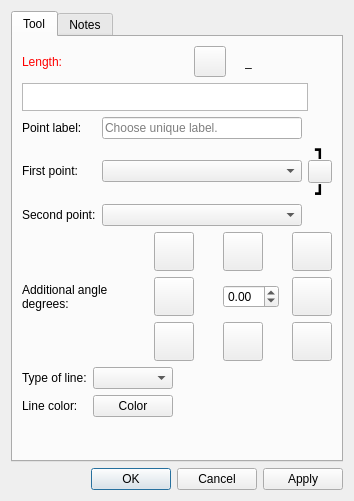
equinox-patterns/Ostara, file src/libs/vtools/dialogs/tools/dialognormal.ui: the form before one commit.
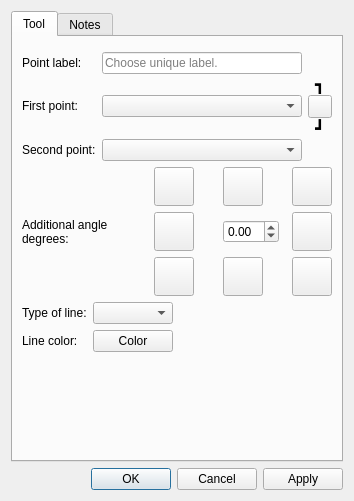
The form after the commit. Icons and pictures are not drawn. Custom widgets are drawn as their Qt base class.

Commit message: Étape 0b — FormulaInputWidget : factorisation des champs formule dans 20 dialogues

```diff
--- a/src/libs/vtools/dialogs/tools/dialognormal.ui
+++ b/src/libs/vtools/dialogs/tools/dialognormal.ui
@@ -32,183 +32,7 @@
       </attribute>
       <layout class="QVBoxLayout" name="verticalLayout">
        <item>
-        <layout class="QHBoxLayout" name="horizontalLayout">
-         <item alignment="Qt::AlignmentFlag::AlignLeft">
-          <widget class="QLabel" name="labelEditFormula">
-           <property name="sizePolicy">
-            <sizepolicy hsizetype="Fixed" vsizetype="Preferred">
-             <horstretch>0</horstretch>
-             <verstretch>0</verstretch>
-            </sizepolicy>
-           </property>
-           <property name="palette">
-            <palette>
-             <active>
-              <colorrole role="WindowText">
-               <brush brushstyle="SolidPattern">
-                <color alpha="255">
-                 <red>255</red>
-                 <green>0</green>
-                 <blue>0</blue>
-                </color>
-               </brush>
-              </colorrole>
-             </active>
-             <inactive>
-              <colorrole role="WindowText">
-               <brush brushstyle="SolidPattern">
-                <color alpha="255">
-                 <red>255</red>
-                 <green>0</green>
-                 <blue>0</blue>
-                </color>
-               </brush>
-              </colorrole>
-             </inactive>
-             <disabled>
-              <colorrole role="WindowText">
-               <brush brushstyle="SolidPattern">
-                <color alpha="255">
-                 <red>159</red>
-                 <green>158</green>
-                 <blue>158</blue>
-                </color>
-               </brush>
-              </colorrole>
-             </disabled>
-            </palette>
-           </property>
-           <property name="text">
-            <string>Length:</string>
-           </property>
-          </widget>
-         </item>
-         <item>
-          <spacer name="horizontalSpacer">
-           <property name="orientation">
-            <enum>Qt::Orientation::Horizontal</enum>
-           </property>
-           <property name="sizeHint" stdset="0">
-            <size>
-             <width>40</width>
-             <height>20</height>
-            </size>
-           </property>
-          </spacer>
-         </item>
-         <item alignment="Qt::AlignmentFlag::AlignRight">
-          <widget class="QToolButton" name="toolButtonExprLength">
-           <property name="toolTip">
-            <string>Formula wizard</string>
-           </property>
-           <property name="text">
-            <string notr="true"/>
-           </property>
-           <property name="icon">
-            <iconset resource="../../../vmisc/share/resources/icon.qrc">
-             <normaloff>:/icon/light/24x24/fx.png</normaloff>:/icon/light/24x24/fx.png</iconset>
-           </property>
-           <property name="iconSize">
-            <size>
-             <width>24</width>
-             <height>24</height>
-            </size>
-           </property>
-          </widget>
-         </item>
-         <item alignment="Qt::AlignmentFlag::AlignRight">
-          <widget class="QLabel" name="label_3">
-           <property name="text">
-            <string/>
-           </property>
-           <property name="pixmap">
-            <pixmap resource="../../../vmisc/share/resources/icon.qrc">:/icon/light/24x24/equal.png</pixmap>
-           </property>
-          </widget>
-         </item>
-         <item alignment="Qt::AlignmentFlag::AlignRight">
-          <widget class="QLabel" name="labelResultCalculation">
-           <property name="sizePolicy">
-            <sizepolicy hsizetype="Fixed" vsizetype="Preferred">
-             <horstretch>0</horstretch>
-             <verstretch>0</verstretch>
-            </sizepolicy>
-           </property>
-           <property name="minimumSize">
-            <size>
-             <width>87</width>
-             <height>0</height>
-            </size>
-           </property>
-           <property name="toolTip">
-            <string>Value</string>
-           </property>
-           <property name="text">
-            <string notr="true">_</string>
-           </property>
-          </widget>
-         </item>
-        </layout>
-       </item>
-       <item>
-        <layout class="QHBoxLayout" name="horizontalLayout_formula">
-         <item>
-          <widget class="VPlainTextEdit" name="plainTextEditFormula">
-           <property name="sizePolicy">
-            <sizepolicy hsizetype="Expanding" vsizetype="Preferred">
-             <horstretch>0</horstretch>
-             <verstretch>0</verstretch>
-            </sizepolicy>
-           </property>
-           <property name="maximumSize">
-            <size>
-             <width>16777215</width>
-             <height>28</height>
-            </size>
-           </property>
-           <property name="toolTip">
-            <string>Calculation</string>
-           </property>
-           <property name="tabChangesFocus">
-            <bool>true</bool>
-           </property>
-          </widget>
-         </item>
-         <item>
-          <widget class="QPushButton" name="pushButtonGrowLength">
-           <property name="maximumSize">
-            <size>
-             <width>18</width>
-             <height>18</height>
-            </size>
-           </property>
-           <property name="sizeIncrement">
-            <size>
-             <width>0</width>
-             <height>0</height>
-            </size>
-           </property>
-           <property name="toolTip">
-            <string>&lt;html&gt;&lt;head/&gt;&lt;body&gt;&lt;p&gt;Show full calculation in message box&lt;/p&gt;&lt;/body&gt;&lt;/html&gt;</string>
-           </property>
-           <property name="text">
-            <string notr="true"/>
-           </property>
-           <property name="icon">
-            <iconset theme="go-down"/>
-           </property>
-           <property name="iconSize">
-            <size>
-             <width>16</width>
-             <height>16</height>
-            </size>
-           </property>
-           <property name="flat">
-            <bool>true</bool>
-           </property>
-          </widget>
-         </item>
-        </layout>
+        <widget class="QWidget" name="formulaPlaceholder" native="true"/>
        </item>
        <item>
         <layout class="QGridLayout" name="gridLayoutPoints">
@@ -621,11 +445,6 @@
    <extends>QPushButton</extends>
    <header>../vpropertyexplorer/qtcolorpicker.h</header>
   </customwidget>
-  <customwidget>
-   <class>VPlainTextEdit</class>
-   <extends>QPlainTextEdit</extends>
-   <header>../vwidgets/vplaintextedit.h</header>
-  </customwidget>
  </customwidgets>
  <tabstops>
   <tabstop>plainTextEditFormula</tabstop>
```
Left out of the diff: 2 changed lines with no effect on the pictures. The commit also changes 59 other files.
